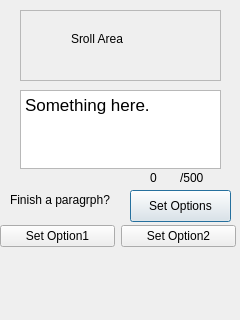
The window that StoryTime_01/Write/writingforoptions.ui (johndpope/StoryTime-Qt) describes before a commit, drawn with Qt 5.
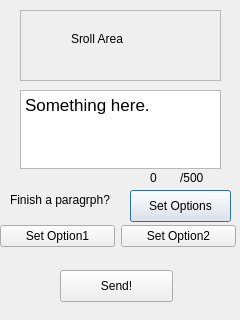
The same window after the commit.

What changed in the file:
```diff
--- a/StoryTime_01/Write/writingforoptions.ui
+++ b/StoryTime_01/Write/writingforoptions.ui
@@ -144,6 +144,19 @@
     </item>
    </layout>
   </widget>
+  <widget class="QPushButton" name="BtnSend">
+   <property name="geometry">
+    <rect>
+     <x>60</x>
+     <y>270</y>
+     <width>113</width>
+     <height>32</height>
+    </rect>
+   </property>
+   <property name="text">
+    <string>Send!</string>
+   </property>
+  </widget>
  </widget>
  <resources/>
  <connections/>
```
